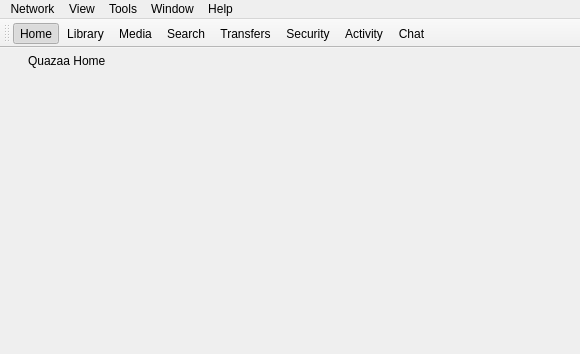
Before: the Qt Designer form UI/winmain.ui in c3c/quazaa, drawn with Qt 5.
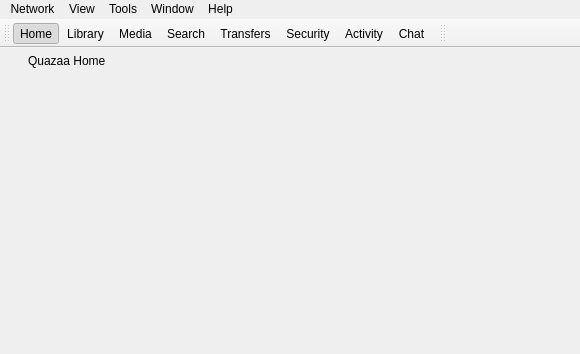
After: the same form once the commit is applied. Icons and pictures are not drawn.

Commit message: Yay for the magical floatable toolbar menu.

The edit to the form file:
```diff
--- a/UI/winmain.ui
+++ b/UI/winmain.ui
@@ -99,9 +99,14 @@
      <x>0</x>
      <y>0</y>
      <width>580</width>
-     <height>27</height>
+     <height>21</height>
     </rect>
    </property>
+   <property name="styleSheet">
+    <string notr="true">QMenuBar {
+	background-color: transparent;
+}</string>
+   </property>
    <widget class="QMenu" name="menuNetwork">
     <property name="title">
      <string>Network</string>
@@ -231,7 +236,7 @@
     <enum>TopToolBarArea</enum>
    </attribute>
    <attribute name="toolBarBreak">
-    <bool>false</bool>
+    <bool>true</bool>
    </attribute>
    <addaction name="actionHome"/>
    <addaction name="actionLibrary"/>
@@ -242,6 +247,28 @@
    <addaction name="actionActivity"/>
    <addaction name="actionChat"/>
   </widget>
+  <widget class="QToolBar" name="toolBarMainMenu">
+   <property name="contextMenuPolicy">
+    <enum>Qt::PreventContextMenu</enum>
+   </property>
+   <property name="windowTitle">
+    <string>toolBar</string>
+   </property>
+   <property name="styleSheet">
+    <string notr="true">QMenuBar::item:!selected,  QMenuBar::item:!pressed {
+    background: transparent;
+}</string>
+   </property>
+   <property name="allowedAreas">
+    <set>Qt::BottomToolBarArea|Qt::TopToolBarArea</set>
+   </property>
+   <attribute name="toolBarArea">
+    <enum>TopToolBarArea</enum>
+   </attribute>
+   <attribute name="toolBarBreak">
+    <bool>false</bool>
+   </attribute>
+  </widget>
   <action name="actionExit">
    <property name="icon">
     <iconset resource="../Resource.qrc">
```
The commit also changes 9 other files.
